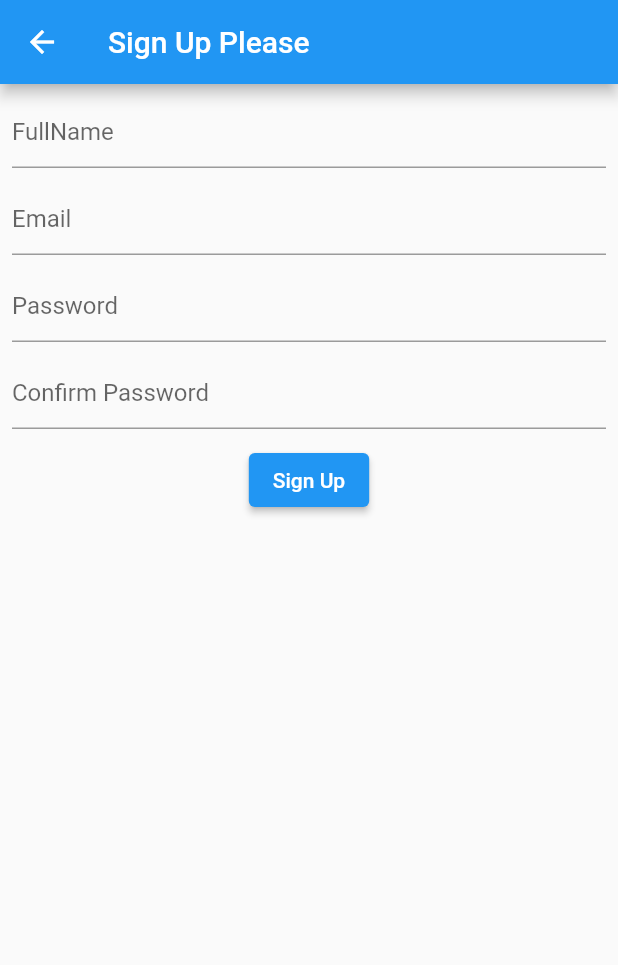
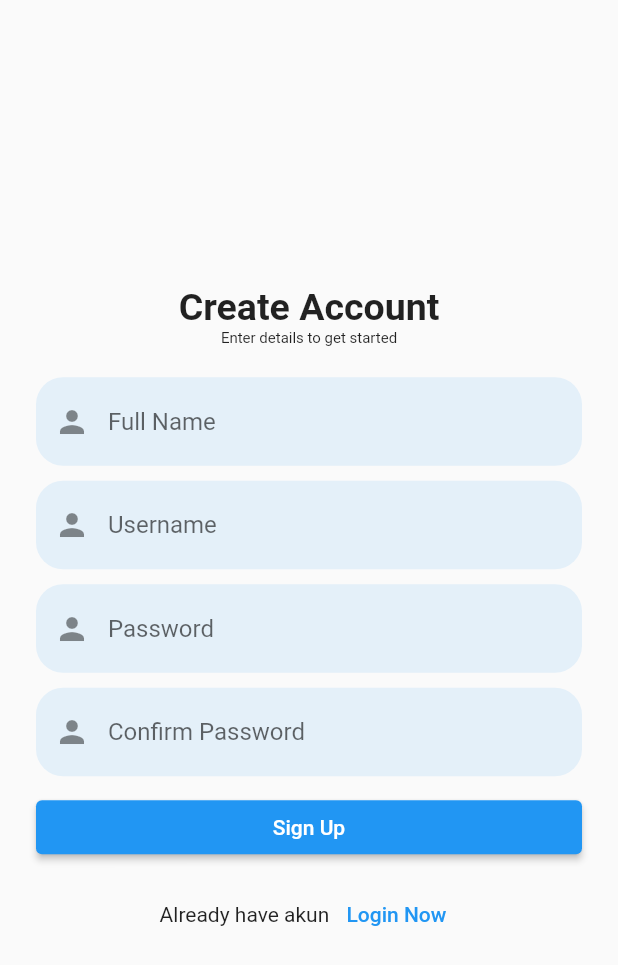
Before and after one commit to hrsdianto/flutter_radec_1, a Flutter app: the screen it shows after launch, after a tap on "Register Now", on a phone screen of 412 x 824 dp. Shown: the top 965 px of the screen. Run offline on Flutter 3.47's test engine with Material 2 defaults, Android fonts, the phone set to English and light mode, and no system bars; our stand-ins replace firebase_auth, firebase_core, firebase_database, firebase_storage, fluttertoast, image_picker; missing offline and left inert: ndialog; accounts and stored records are empty.

```diff
--- /dev/null
+++ b/lib/controllers/auth_controller.dart
@@ -0,0 +1,4 @@
+import 'package:firebase_auth/firebase_auth.dart';
+
+final FirebaseAuth fAuth = FirebaseAuth.instance;
+User? currentFirebaseUser;
--- a/lib/main.dart
+++ b/lib/main.dart
@@ -23,6 +23,7 @@ class MainApp extends StatelessWidget {
       home: FirebaseAuth.instance.currentUser == null
           ? const LoginScreen()
           : const TaskListScreen(),
+      debugShowCheckedModeBanner: false,
     );
   }
 }
--- a/lib/screens/login_screen.dart
+++ b/lib/screens/login_screen.dart
@@ -18,32 +18,70 @@ class _LoginScreenState extends State<LoginScreen> {
   @override
   Widget build(BuildContext context) {
     return Scaffold(
-      appBar: AppBar(
-        title: const Text('Login Please'),
+      body: Container(
+        margin: const EdgeInsets.all(24),
+        child: Column(
+          mainAxisAlignment: MainAxisAlignment.spaceEvenly,
+          children: [
+            _header(context),
+            _inputField(context),
+          ],
         ),
-      body: Padding(
-        padding: const EdgeInsets.all(8.0),
-        child: Column(
+      ),
+    );
+  }
+
+  _header(context) {
+    return Column(
+      children: const [
+        Text(
+          "Welcome RADEC",
+          style: TextStyle(
+            fontSize: 25,
+            fontWeight: FontWeight.bold,
+          ),
+        ),
+        Text(
+          "Enter your credential to login",
+          style: TextStyle(
+            fontSize: 10,
+            fontWeight: FontWeight.normal,
+          ),
+        ),
+      ],
+    );
+  }
+
+  _inputField(context) {
+    return Column(
+      crossAxisAlignment: CrossAxisAlignment.stretch,
       children: [
         TextField(
           controller: emailController,
-              decoration: const InputDecoration(
-                hintText: 'Email',
+          decoration: InputDecoration(
+              hintText: "Username",
+              border: OutlineInputBorder(
+                  borderRadius: BorderRadius.circular(18),
+                  borderSide: BorderSide.none),
+              fillColor: Theme.of(context).primaryColor.withOpacity(0.1),
+              filled: true,
+              prefixIcon: const Icon(Icons.person)),
         ),
-            ),
-            const SizedBox(
-              height: 10,
-            ),
+        const SizedBox(height: 10),
         TextField(
           controller: passwordController,
+          decoration: InputDecoration(
+            hintText: "Password",
+            border: OutlineInputBorder(
+                borderRadius: BorderRadius.circular(18),
+                borderSide: BorderSide.none),
+            fillColor: Theme.of(context).primaryColor.withOpacity(0.1),
+            filled: true,
+            prefixIcon: const Icon(Icons.person),
+          ),
           obscureText: true,
-              decoration: const InputDecoration(
-                hintText: 'Password',
         ),
-            ),
-            const SizedBox(
-              height: 10,
-            ),
+        const SizedBox(height: 10),
         ElevatedButton(
             onPressed: () async {
               var email = emailController.text.trim();
@@ -53,9 +91,7 @@ class _LoginScreenState extends State<LoginScreen> {
                 Fluttertoast.showToast(msg: 'Please fill all fields');
                 return;
               }
-
               // request to firebase auth
-
               ProgressDialog progressDialog = ProgressDialog(
                 context,
                 title: const Text('Logging In'),
@@ -74,8 +110,8 @@ class _LoginScreenState extends State<LoginScreen> {
                 if (userCredential.user != null) {
                   progressDialog.dismiss();
                   // ignore: use_build_context_synchronously
-                      Navigator.of(context).pushReplacement(
-                          MaterialPageRoute(builder: (context) {
+                  Navigator.of(context)
+                      .pushReplacement(MaterialPageRoute(builder: (context) {
                     return const TaskListScreen();
                   }));
                 }
@@ -93,9 +129,7 @@ class _LoginScreenState extends State<LoginScreen> {
               }
             },
             child: const Text('Login')),
-            const SizedBox(
-              height: 10,
-            ),
+        const SizedBox(height: 10),
         Row(
           mainAxisAlignment: MainAxisAlignment.center,
           children: [
@@ -111,8 +145,6 @@ class _LoginScreenState extends State<LoginScreen> {
           ],
         )
       ],
-        ),
-      ),
     );
   }
 }
--- a/lib/screens/signup_screen.dart
+++ b/lib/screens/signup_screen.dart
@@ -1,4 +1,5 @@
 import 'package:flutter/material.dart';
+import 'package:flutter_radec_1/screens/login_screen.dart';
 import 'package:fluttertoast/fluttertoast.dart';
 import 'package:ndialog/ndialog.dart';
 import 'package:firebase_auth/firebase_auth.dart';
@@ -19,86 +20,131 @@ class _SignUpScreenState extends State<SignUpScreen> {
   @override
   Widget build(BuildContext context) {
     return Scaffold(
-      appBar: AppBar(
-        title: const Text('Sign Up Please'),
+      resizeToAvoidBottomInset: false,
+      body: Container(
+        margin: const EdgeInsets.all(24),
+        child: Center(
+          child: SingleChildScrollView(
+            child: Column(
+              mainAxisAlignment: MainAxisAlignment.spaceEvenly,
+              children: [
+                //
+                _header(context),
+                _inputFields(context),
+                //
+                //
+              ],
             ),
-      body: Padding(
-        padding: const EdgeInsets.all(8.0),
-        child: Column(
+          ),
+        ),
+      ),
+    );
+  }
+
+  _header(context) {
+    return Column(
+      children: const [
+        Text(
+          "Create Account",
+          style: TextStyle(
+            fontSize: 25,
+            fontWeight: FontWeight.bold,
+          ),
+        ),
+        Text(
+          "Enter details to get started",
+          style: TextStyle(
+            fontSize: 10,
+            fontWeight: FontWeight.normal,
+          ),
+        ),
+        SizedBox(height: 20)
+      ],
+    );
+  }
+
+  _inputFields(context) {
+    return Column(
+      crossAxisAlignment: CrossAxisAlignment.stretch,
       children: [
         TextField(
           controller: fullNameController,
-              decoration: const InputDecoration(
-                hintText: 'FullName',
+          decoration: InputDecoration(
+              hintText: "Full Name",
+              border: OutlineInputBorder(
+                  borderRadius: BorderRadius.circular(18),
+                  borderSide: BorderSide.none),
+              fillColor: Theme.of(context).primaryColor.withOpacity(0.1),
+              filled: true,
+              prefixIcon: const Icon(Icons.person)),
         ),
-            ),
-            const SizedBox(
-              height: 10,
-            ),
+        const SizedBox(height: 10),
         TextField(
           controller: emailController,
-              decoration: const InputDecoration(
-                hintText: 'Email',
+          decoration: InputDecoration(
+              hintText: "Username",
+              border: OutlineInputBorder(
+                  borderRadius: BorderRadius.circular(18),
+                  borderSide: BorderSide.none),
+              fillColor: Theme.of(context).primaryColor.withOpacity(0.1),
+              filled: true,
+              prefixIcon: const Icon(Icons.person)),
         ),
-            ),
-            const SizedBox(
-              height: 10,
-            ),
+        const SizedBox(height: 10),
         TextField(
           controller: passwordController,
+          decoration: InputDecoration(
+            hintText: "Password",
+            border: OutlineInputBorder(
+                borderRadius: BorderRadius.circular(18),
+                borderSide: BorderSide.none),
+            fillColor: Theme.of(context).primaryColor.withOpacity(0.1),
+            filled: true,
+            prefixIcon: const Icon(Icons.person),
+          ),
           obscureText: true,
-              decoration: const InputDecoration(
-                hintText: 'Password',
         ),
-            ),
-            const SizedBox(
-              height: 10,
-            ),
+        const SizedBox(height: 10),
         TextField(
           controller: confirmController,
+          decoration: InputDecoration(
+            hintText: "Confirm Password",
+            border: OutlineInputBorder(
+                borderRadius: BorderRadius.circular(18),
+                borderSide: BorderSide.none),
+            fillColor: Theme.of(context).primaryColor.withOpacity(0.1),
+            filled: true,
+            prefixIcon: const Icon(Icons.person),
+          ),
           obscureText: true,
-              decoration: const InputDecoration(
-                hintText: 'Confirm Password',
         ),
-            ),
-            const SizedBox(
-              height: 10,
-            ),
+        const SizedBox(height: 10),
         ElevatedButton(
             onPressed: () async {
               var fullName = fullNameController.text.trim();
               var email = emailController.text.trim();
               var password = passwordController.text.trim();
               var confirmPass = confirmController.text.trim();
-
+              // empty confirmation
               if (fullName.isEmpty ||
                   email.isEmpty ||
                   password.isEmpty ||
                   confirmPass.isEmpty) {
-                    // show error toast
-
                 Fluttertoast.showToast(msg: 'Please fill all fields');
                 return;
               }
-
+              // length of password confirmation
               if (password.length < 6) {
-                    // show error toast
                 Fluttertoast.showToast(
-                        msg:
-                            'Weak Password, at least 6 characters are required');
-
+                    msg: 'Weak Password, at least 6 characters are required');
                 return;
               }
-
+              // equal confirmation
               if (password != confirmPass) {
-                    // show error toast
                 Fluttertoast.showToast(msg: 'Passwords do not match');
-
                 return;
               }
-
               // request to firebase auth
-
               ProgressDialog progressDialog = ProgressDialog(
                 context,
                 title: const Text('Signing Up'),
@@ -106,6 +152,7 @@ class _SignUpScreenState extends State<SignUpScreen> {
               );
 
               progressDialog.show();
+
               try {
                 FirebaseAuth auth = FirebaseAuth.instance;
 
@@ -152,12 +199,22 @@ class _SignUpScreenState extends State<SignUpScreen> {
               }
             },
             child: const Text('Sign Up')),
-            const SizedBox(
-              height: 10,
-            ),
+        const SizedBox(height: 10),
+        Row(
+          mainAxisAlignment: MainAxisAlignment.center,
+          children: [
+            const Text('Already have akun '),
+            TextButton(
+                onPressed: () {
+                  Navigator.of(context)
+                      .push(MaterialPageRoute(builder: (context) {
+                    return const LoginScreen();
+                  }));
+                },
+                child: const Text('Login Now')),
           ],
-        ),
-      ),
+        )
+      ],
     );
   }
 }
```
Lines whose indentation alone changed are shown as unchanged.
